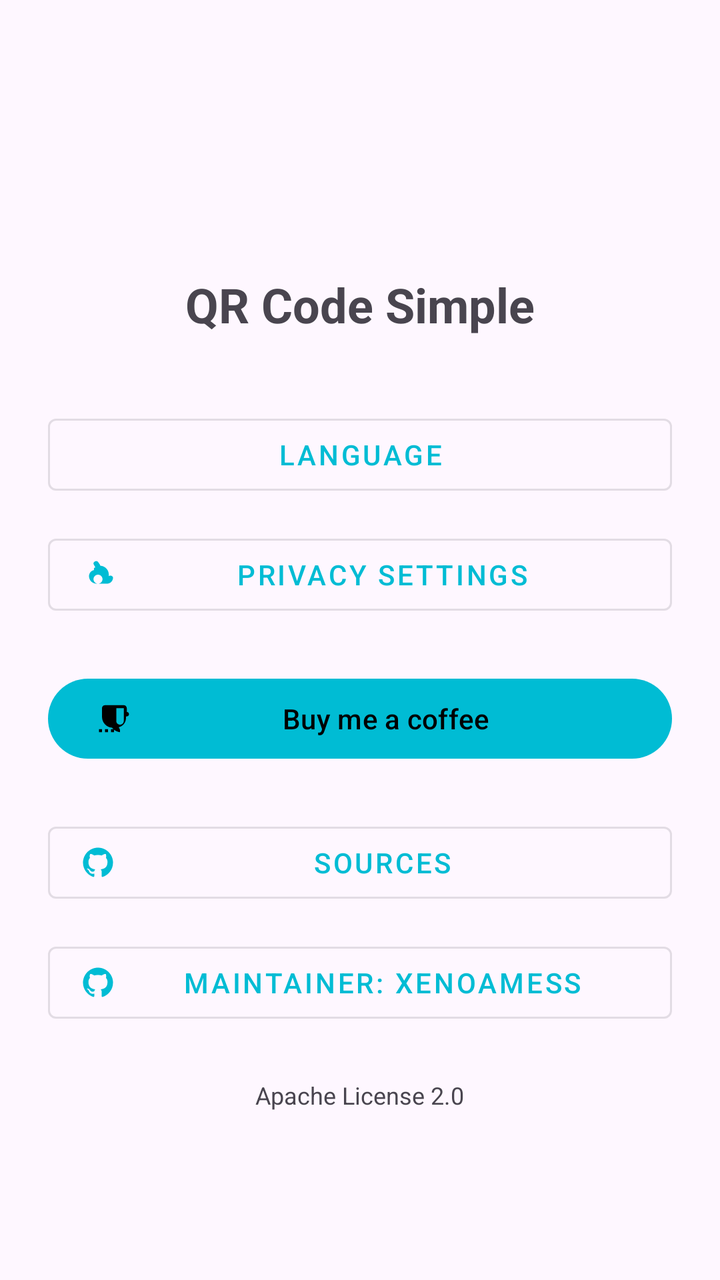
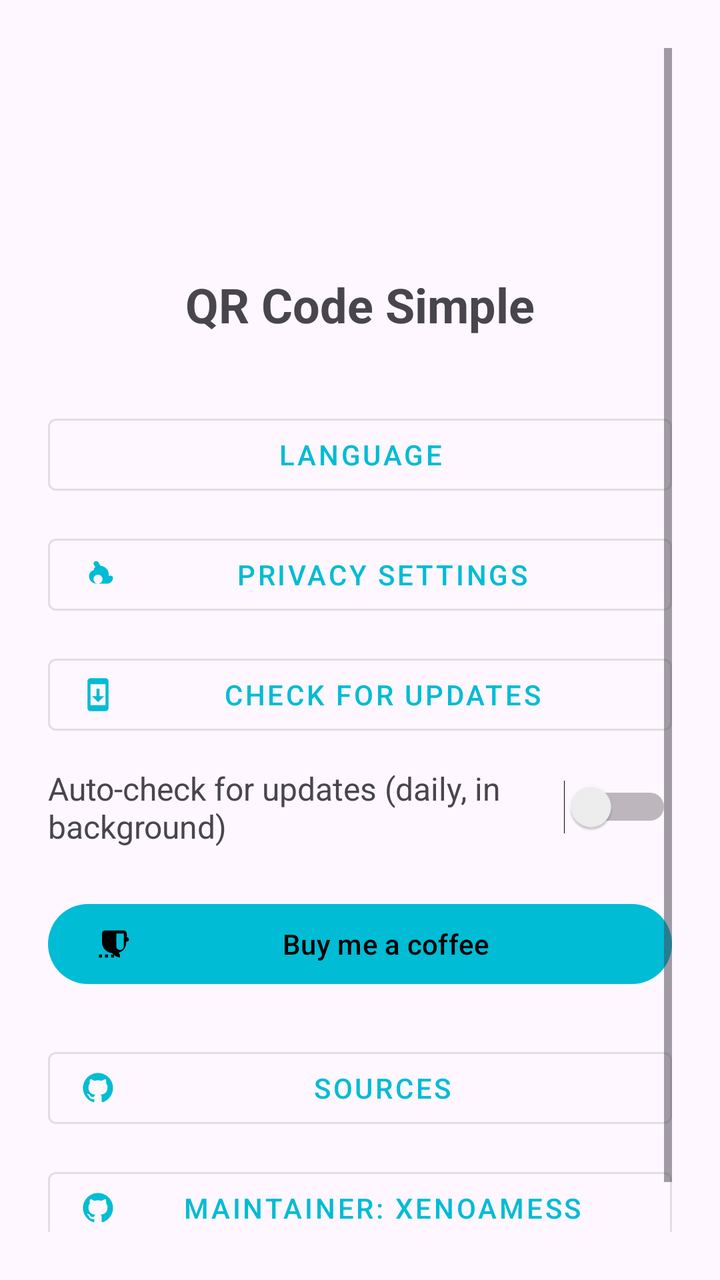

An Android layout rendered at two revisions. The XML below is the earlier revision; the diff shows what the commit changed to produce the second picture.
<!-- AndroidManifest.xml: application theme Theme.QRCodeSimple -->
<!-- res/layout/fragment_about.xml -->
<?xml version="1.0" encoding="utf-8"?>
<ScrollView xmlns:android="http://schemas.android.com/apk/res/android"
    xmlns:app="http://schemas.android.com/apk/res-auto"
    android:layout_width="match_parent"
    android:layout_height="match_parent"
    android:padding="24dp">

    <LinearLayout
        android:layout_width="match_parent"
        android:layout_height="wrap_content"
        android:orientation="vertical"
        android:gravity="center_horizontal">

        
        <ImageView
            android:layout_width="96dp"
            android:layout_height="96dp"
            android:src="@mipmap/ic_launcher"
            android:scaleType="centerCrop"
            android:importantForAccessibility="no"
            android:layout_marginBottom="16dp" />

        
        <TextView
            android:layout_width="wrap_content"
            android:layout_height="wrap_content"
            android:text="@string/app_name"
            android:textSize="24sp"
            android:textStyle="bold"
            android:layout_marginBottom="8dp" />

        
        <TextView
            android:id="@+id/tvVersion"
            android:layout_width="wrap_content"
            android:layout_height="wrap_content"
            android:textSize="14sp"
            android:textColor="?android:attr/textColorSecondary"
            android:layout_marginBottom="8dp" />

        
        <com.google.android.material.button.MaterialButton
            android:id="@+id/btnLanguage"
            android:layout_width="match_parent"
            android:layout_height="wrap_content"
            android:layout_marginBottom="12dp"
            android:text="@string/language"
            style="@style/Widget.MaterialComponents.Button.OutlinedButton" />

        
        <com.google.android.material.button.MaterialButton
            android:id="@+id/btnPrivacy"
            android:layout_width="match_parent"
            android:layout_height="wrap_content"
            android:layout_marginBottom="24dp"
            android:text="@string/privacy_settings"
            app:icon="@drawable/ic_security"
            style="@style/Widget.MaterialComponents.Button.OutlinedButton" />

        
        <com.google.android.material.button.MaterialButton
            android:id="@+id/btnDonate"
            android:layout_width="match_parent"
            android:layout_height="wrap_content"
            android:layout_marginBottom="24dp"
            android:text="@string/buy_me_a_coffee"
            app:icon="@drawable/ic_coffee" />

        
        <com.google.android.material.button.MaterialButton
            android:id="@+id/btnGitHubProject"
            android:layout_width="match_parent"
            android:layout_height="wrap_content"
            android:layout_marginBottom="12dp"
            android:text="@string/sources"
            app:icon="@drawable/ic_github"
            style="@style/Widget.MaterialComponents.Button.OutlinedButton" />

        
        <com.google.android.material.button.MaterialButton
            android:id="@+id/btnGitHubMaintainer"
            android:layout_width="match_parent"
            android:layout_height="wrap_content"
            android:layout_marginBottom="24dp"
            android:text="@string/maintainer"
            app:icon="@drawable/ic_github"
            style="@style/Widget.MaterialComponents.Button.OutlinedButton" />

        
        <TextView
            android:layout_width="wrap_content"
            android:layout_height="wrap_content"
            android:text="@string/license"
            android:textSize="12sp"
            android:textColor="?android:attr/textColorSecondary" />

    </LinearLayout>

</ScrollView>
<!-- resources referenced by this layout -->
<resources>
  <!-- drawable ic_coffee (drawable) -->
  <vector xmlns:android="http://schemas.android.com/apk/res/android"
      android:width="24dp"
      android:height="24dp"
      android:viewportWidth="24"
      android:viewportHeight="24"
      android:tint="?attr/colorControlNormal">
      <path
          android:fillColor="@android:color/white"
          android:pathData="M18.5,3H6C4.9,3 4,3.9 4,5v5.71c0,3.83 2.95,7.18 6.78,7.29C11.38,19.15 13.58,20.78 16,21v-1.08c0,-0.85 -0.37,-1.61 -0.96,-2.15C18.04,17.04 20,14.44 20,11.5v-1h0.5c0.83,0 1.5,-0.67 1.5,-1.5S21.33,7.5 20.5,7.5V5C20.5,3.9 19.6,3 18.5,3zM16,15.99c-1.4,0 -2.5,-1.11 -2.5,-2.5V5h5v8.49C18.5,14.89 17.4,15.99 16,15.99z"/>
      <path
          android:fillColor="@android:color/white"
          android:pathData="M2,19h2v2h-2z"/>
      <path
          android:fillColor="@android:color/white"
          android:pathData="M6,19h2v2h-2z"/>
      <path
          android:fillColor="@android:color/white"
          android:pathData="M10,19h2v2h-2z"/>
  </vector>
  <!-- drawable ic_security (drawable) -->
  <vector xmlns:android="http://schemas.android.com/apk/res/android"
      android:width="24dp"
      android:height="24dp"
      android:viewportWidth="24"
      android:viewportHeight="24"
      android:tint="?attr/colorControlNormal">
      <path
          android:fillColor="@android:color/white"
          android:pathData="M19.14,12.94c0.04,-0.3 0.06,-0.61 0.06,-0.94c0,-3.2 -2.51,-5.82 -5.66,-5.96c-0.03,-0.29 -0.13,-0.56 -0.29,-0.79l-1.15,-1.64c-0.48,-0.68 -1.39,-0.88 -2.11,-0.45l-0.26,0.15c-0.68,0.39 -0.93,1.23 -0.56,1.92l1.08,1.93C9.52,7.19 9.27,7.68 9.27,8.21c0,0.24 0.04,0.46 0.1,0.68C7.34,9.36 6,11.06 6,13c0,2.76 2.24,5 5,5h7c2.21,0 4,-1.79 4,-4C22,13.14 20.72,12.07 19.14,12.94zM12,18c-1.66,0 -3,-1.34 -3,-3s1.34,-3 3,-3s3,1.34 3,3S13.66,18 12,18z"/>
  </vector>
  <!-- mipmap ic_launcher (mipmap-anydpi-v26) -->
  <?xml version="1.0" encoding="utf-8"?>
  <adaptive-icon xmlns:android="http://schemas.android.com/apk/res/android">
      <background android:drawable="@drawable/ic_launcher_background"/>
      <foreground android:drawable="@mipmap/ic_launcher_foreground"/>
  </adaptive-icon>
  <string name="app_name">QR Code Simple</string>
  <string name="buy_me_a_coffee">Buy me a coffee</string>
  <string name="language">Language</string>
  <string name="license">Apache License 2.0</string>
  <string name="maintainer">Maintainer: XenoAmess</string>
  <string name="privacy_settings">Privacy Settings</string>
  <string name="sources">Sources</string>
  <style name="Theme.QRCodeSimple" parent="Theme.Material3.DayNight.NoActionBar">
          <item name="colorPrimary">@color/cyan_500</item>
          <item name="colorPrimaryVariant">@color/cyan_700</item>
          <item name="colorOnPrimary">@color/black</item>
          <item name="colorSecondary">@color/teal_200</item>
          <item name="colorSecondaryVariant">@color/teal_700</item>
          <item name="colorOnSecondary">@color/black</item>
          <item name="android:statusBarColor">?attr/colorPrimaryVariant</item>
      </style>
  <color name="cyan_500">#FF00BCD4</color>
  <color name="cyan_700">#FF0097A7</color>
  <color name="black">#FF000000</color>
  <color name="teal_200">#FF03DAC5</color>
  <color name="teal_700">#FF018786</color>
  <!-- unchanged entries left out for length: 2 -->
</resources>

<!-- the commit's change to res/layout/fragment_about.xml (unified diff, before → after) -->
@@ -52,10 +52,41 @@
             android:id="@+id/btnPrivacy"
             android:layout_width="match_parent"
             android:layout_height="wrap_content"
-            android:layout_marginBottom="24dp"
+            android:layout_marginBottom="12dp"
             android:text="@string/privacy_settings"
             app:icon="@drawable/ic_security"
             style="@style/Widget.MaterialComponents.Button.OutlinedButton" />
+
+        
+        <com.google.android.material.button.MaterialButton
+            android:id="@+id/btnCheckUpdate"
+            android:layout_width="match_parent"
+            android:layout_height="wrap_content"
+            android:layout_marginBottom="12dp"
+            android:text="@string/check_update"
+            app:icon="@drawable/ic_system_update"
+            style="@style/Widget.MaterialComponents.Button.OutlinedButton" />
+
+        
+        <LinearLayout
+            android:layout_width="match_parent"
+            android:layout_height="wrap_content"
+            android:orientation="horizontal"
+            android:gravity="center_vertical"
+            android:layout_marginBottom="24dp">
+
+            <TextView
+                android:layout_width="0dp"
+                android:layout_height="wrap_content"
+                android:layout_weight="1"
+                android:text="@string/auto_check_update"
+                android:textSize="16sp" />
+
+            <Switch
+                android:id="@+id/switchAutoUpdate"
+                android:layout_width="wrap_content"
+                android:layout_height="wrap_content" />
+        </LinearLayout>
 
         
         <com.google.android.material.button.MaterialButton
<!-- resource entries referenced after the edit -->
@@ -31,6 +31,17 @@
           android:fillColor="@android:color/white"
           android:pathData="M19.14,12.94c0.04,-0.3 0.06,-0.61 0.06,-0.94c0,-3.2 -2.51,-5.82 -5.66,-5.96c-0.03,-0.29 -0.13,-0.56 -0.29,-0.79l-1.15,-1.64c-0.48,-0.68 -1.39,-0.88 -2.11,-0.45l-0.26,0.15c-0.68,0.39 -0.93,1.23 -0.56,1.92l1.08,1.93C9.52,7.19 9.27,7.68 9.27,8.21c0,0.24 0.04,0.46 0.1,0.68C7.34,9.36 6,11.06 6,13c0,2.76 2.24,5 5,5h7c2.21,0 4,-1.79 4,-4C22,13.14 20.72,12.07 19.14,12.94zM12,18c-1.66,0 -3,-1.34 -3,-3s1.34,-3 3,-3s3,1.34 3,3S13.66,18 12,18z"/>
   </vector>
+  <!-- drawable ic_system_update (drawable) -->
+  <vector xmlns:android="http://schemas.android.com/apk/res/android"
+      android:width="24dp"
+      android:height="24dp"
+      android:viewportWidth="24"
+      android:viewportHeight="24"
+      android:tint="?attr/colorControlNormal">
+      <path
+          android:fillColor="@android:color/white"
+          android:pathData="M17,1.01L7,1c-1.1,0 -2,0.9 -2,2v18c0,1.1 0.9,2 2,2h10c1.1,0 2,-0.9 2,-2L19,3c0,-1.1 -0.9,-1.99 -2,-1.99zM17,19L7,19L7,5h10v14zM16,13h-3L13,8h-2v5L8,13l4,4 4,-4z"/>
+  </vector>
   <!-- mipmap ic_launcher (mipmap-anydpi-v26) -->
   <?xml version="1.0" encoding="utf-8"?>
   <adaptive-icon xmlns:android="http://schemas.android.com/apk/res/android">
@@ -38,7 +49,9 @@
       <foreground android:drawable="@mipmap/ic_launcher_foreground"/>
   </adaptive-icon>
   <string name="app_name">QR Code Simple</string>
+  <string name="auto_check_update">Auto-check for updates (daily, in background)</string>
   <string name="buy_me_a_coffee">Buy me a coffee</string>
+  <string name="check_update">Check for updates</string>
   <string name="language">Language</string>
   <string name="license">Apache License 2.0</string>
   <string name="maintainer">Maintainer: XenoAmess</string>
